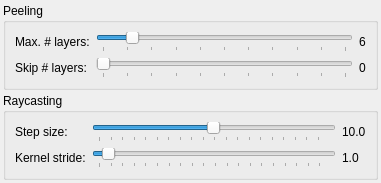
First picture: the form in Gui/RenderControls.ui, repository bwrrp/multifieldexplorer, before the edit.
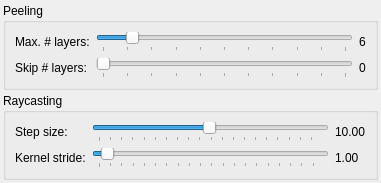
Second picture: the form after the edit.

```diff
--- a/Gui/RenderControls.ui
+++ b/Gui/RenderControls.ui
@@ -154,7 +154,7 @@
       <item row="0" column="2">
        <widget class="QLabel" name="stepSizeReadout">
         <property name="text">
-         <string>10.0</string>
+         <string>10.00</string>
         </property>
        </widget>
       </item>
@@ -193,7 +193,7 @@
       <item row="1" column="2">
        <widget class="QLabel" name="kernelSizeReadout">
         <property name="text">
-         <string>1.0</string>
+         <string>1.00</string>
         </property>
        </widget>
       </item>
```
